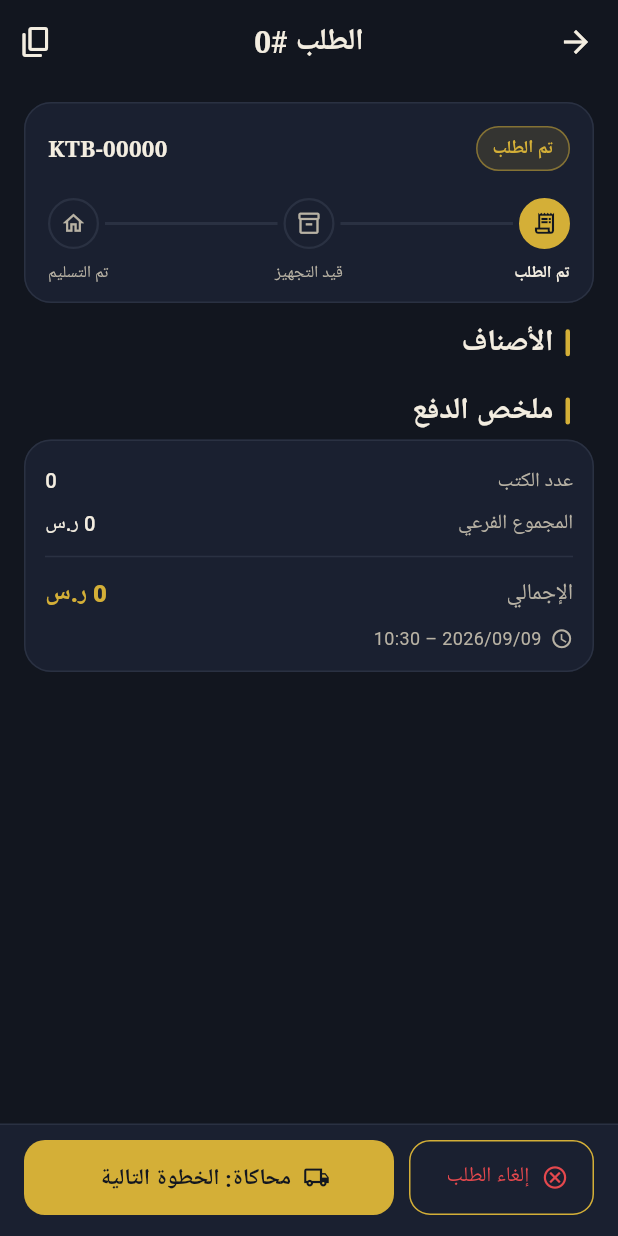
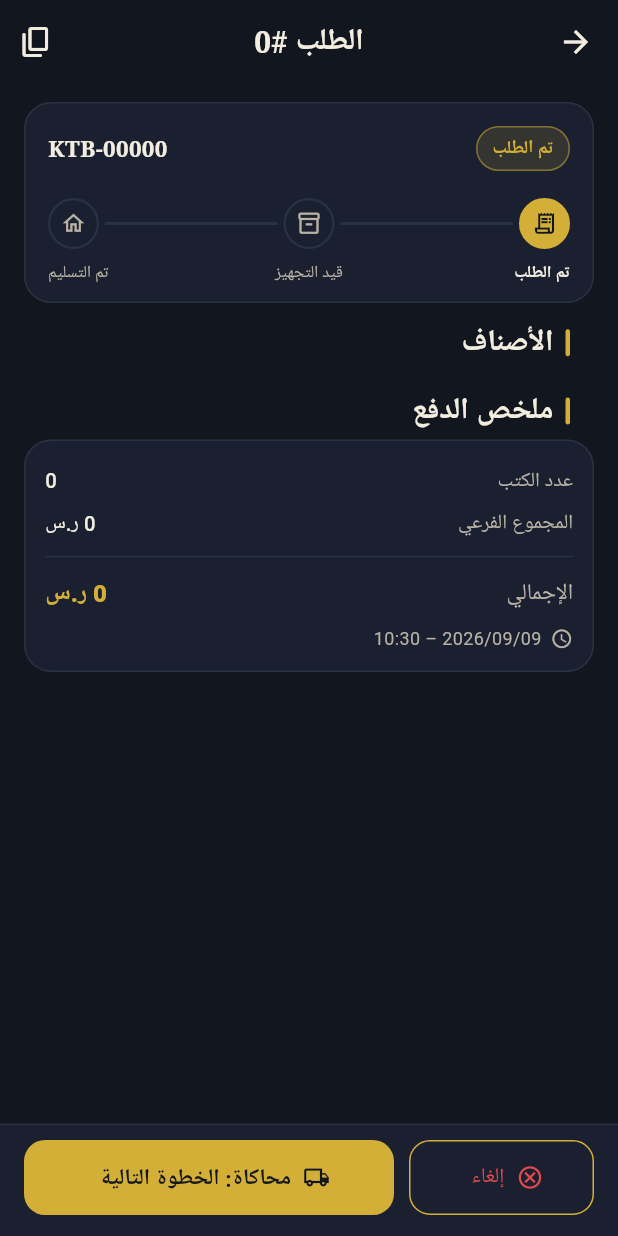
Before and after one commit to MoTechSys/Flutter-Native-App-033, a Flutter app: the OrderDetailPage screen opened directly with empty values, on a phone screen of 412 x 824 dp. Run offline on Flutter 3.47's test engine with Material 3 defaults, Android fonts, the phone set to English and light mode, and no system bars; our stand-ins replace shared_preferences, sqflite, sqflite_common_ffi_web; accounts and stored records are empty; network calls fail.

Commit message:
v1.0.0: docs (ARCHITECTURE, RELEASE_NOTES), auto sign-in after register, web-safe license headers, layout fixes, release APK verified

```diff
--- a/lib/ui/orders/order_detail_page.dart
+++ b/lib/ui/orders/order_detail_page.dart
@@ -161,7 +161,7 @@ class _OrderDetailPageState extends State<OrderDetailPage> {
                     child: OutlinedButton.icon(
                       onPressed: delivered || _busy ? null : _cancel,
                       icon: const Icon(Icons.cancel_outlined, color: Palette.danger),
-                      label: const Text('إلغاء الطلب', style: TextStyle(color: Palette.danger)),
+                      label: const Text('إلغاء', style: TextStyle(color: Palette.danger)),
                     ),
                   ),
                   const SizedBox(width: 10),
```
Also changed, not shown: 1 other file.
